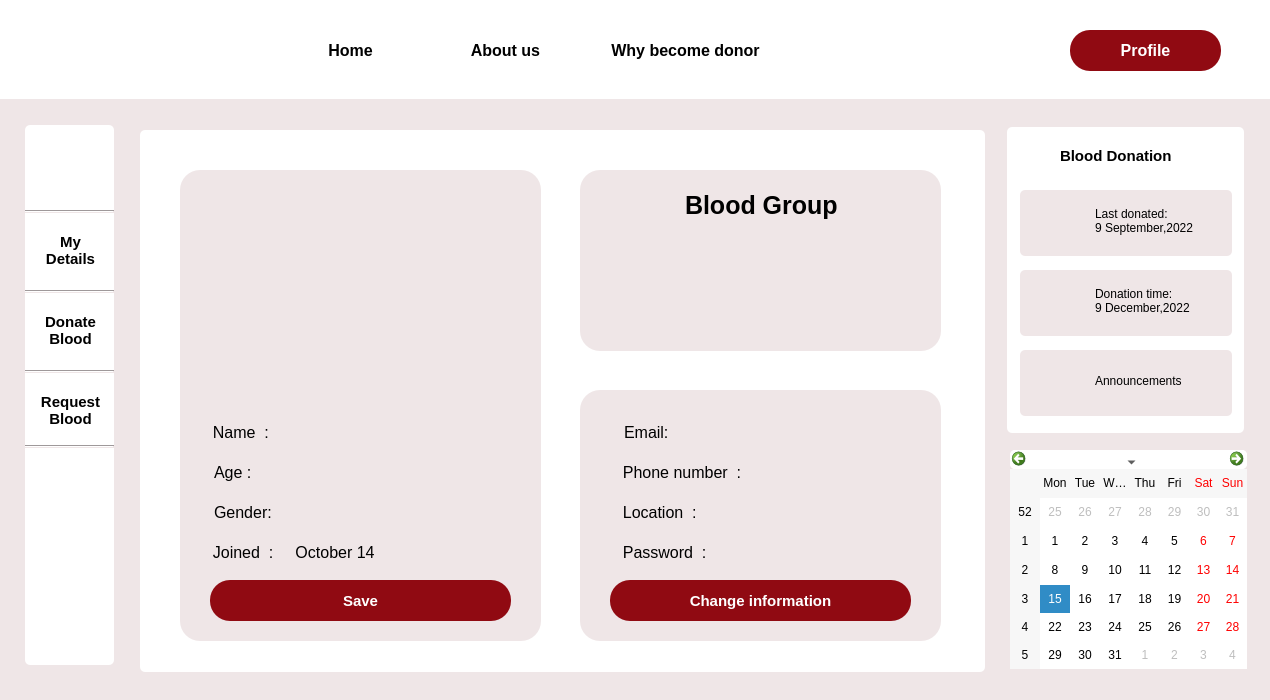
Above: my_details.ui from Rista10/Final before the change. Below: the same form after it.
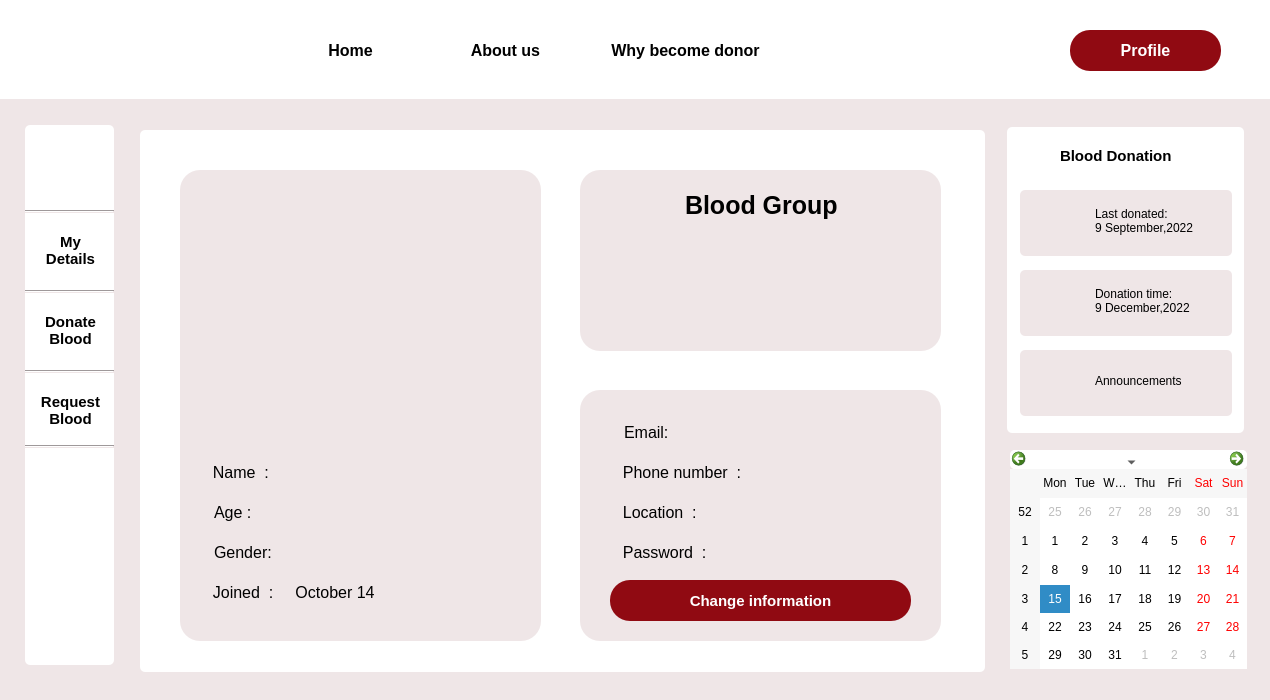
That is the form after the change. Icons and pictures are not drawn.

Diff of the .ui file:
```diff
--- a/my_details.ui
+++ b/my_details.ui
@@ -712,9 +712,9 @@
    <property name="geometry">
     <rect>
      <x>210</x>
-     <y>200</y>
+     <y>210</y>
      <width>301</width>
-     <height>195</height>
+     <height>201</height>
     </rect>
    </property>
    <property name="styleSheet">
@@ -775,7 +775,7 @@
    <property name="geometry">
     <rect>
      <x>290</x>
-     <y>420</y>
+     <y>460</y>
      <width>201</width>
      <height>31</height>
     </rect>
@@ -801,7 +801,7 @@
    <property name="geometry">
     <rect>
      <x>290</x>
-     <y>460</y>
+     <y>500</y>
      <width>221</width>
      <height>31</height>
     </rect>
@@ -827,7 +827,7 @@
    <property name="geometry">
     <rect>
      <x>290</x>
-     <y>500</y>
+     <y>540</y>
      <width>221</width>
      <height>31</height>
     </rect>
@@ -853,7 +853,7 @@
    <property name="geometry">
     <rect>
      <x>200</x>
-     <y>540</y>
+     <y>580</y>
      <width>301</width>
      <height>31</height>
     </rect>
@@ -875,36 +875,6 @@
     <string>  Joined  :     October 14</string>
    </property>
   </widget>
-  <widget class="QPushButton" name="pushButton">
-   <property name="geometry">
-    <rect>
-     <x>210</x>
-     <y>580</y>
-     <width>301</width>
-     <height>41</height>
-    </rect>
-   </property>
-   <property name="font">
-    <font>
-     <pointsize>11</pointsize>
-     <bold>true</bold>
-    </font>
-   </property>
-   <property name="styleSheet">
-    <string notr="true">*{border-radius: 20px;
-background-color: rgb(144, 10, 18);
-color: rgb(255, 255, 255);}
-
-*::hover
-{
-background-color:white;
-	color: rgb(144, 10, 18);
-}</string>
-   </property>
-   <property name="text">
-    <string>Save</string>
-   </property>
-  </widget>
   <widget class="QLabel" name="email">
    <property name="geometry">
     <rect>
@@ -934,7 +904,7 @@
   <widget class="QLabel" name="phone_number">
    <property name="geometry">
     <rect>
-     <x>760</x>
+     <x>730</x>
      <y>460</y>
      <width>141</width>
      <height>31</height>
@@ -1047,7 +1017,7 @@
    <property name="geometry">
     <rect>
      <x>200</x>
-     <y>420</y>
+     <y>460</y>
      <width>91</width>
      <height>31</height>
     </rect>
@@ -1073,7 +1043,7 @@
    <property name="geometry">
     <rect>
      <x>210</x>
-     <y>460</y>
+     <y>500</y>
      <width>61</width>
      <height>31</height>
     </rect>
@@ -1099,7 +1069,7 @@
    <property name="geometry">
     <rect>
      <x>210</x>
-     <y>500</y>
+     <y>540</y>
      <width>81</width>
      <height>31</height>
     </rect>
```
Left out of the diff: 1 changed line with no effect on the pictures.
